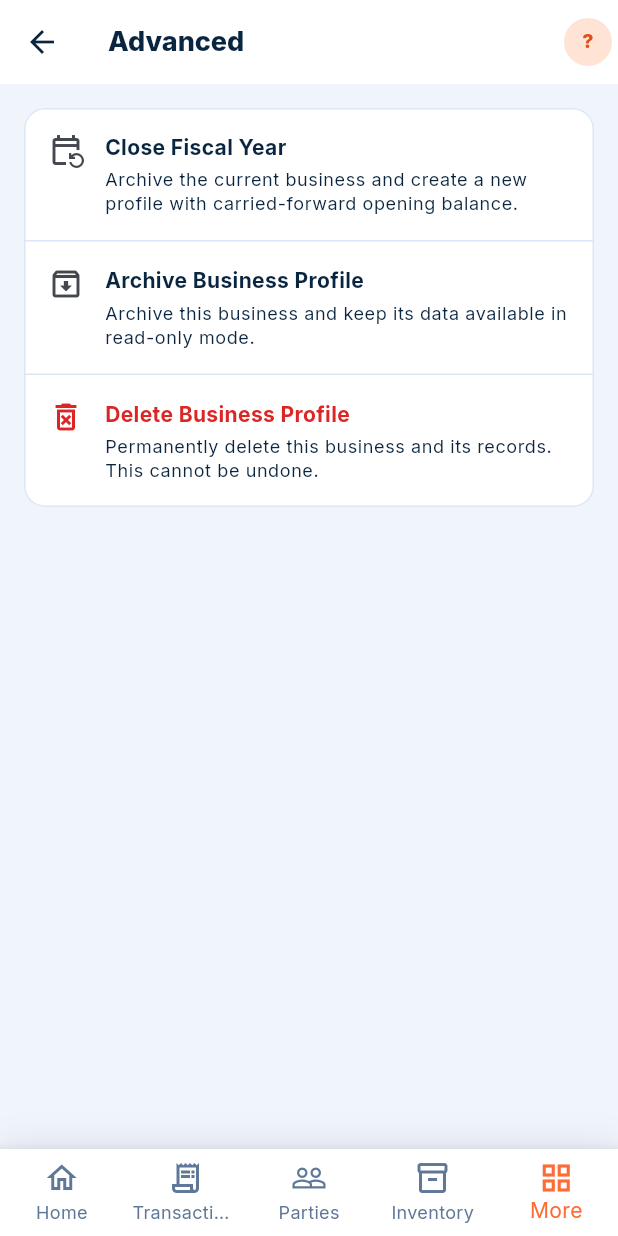
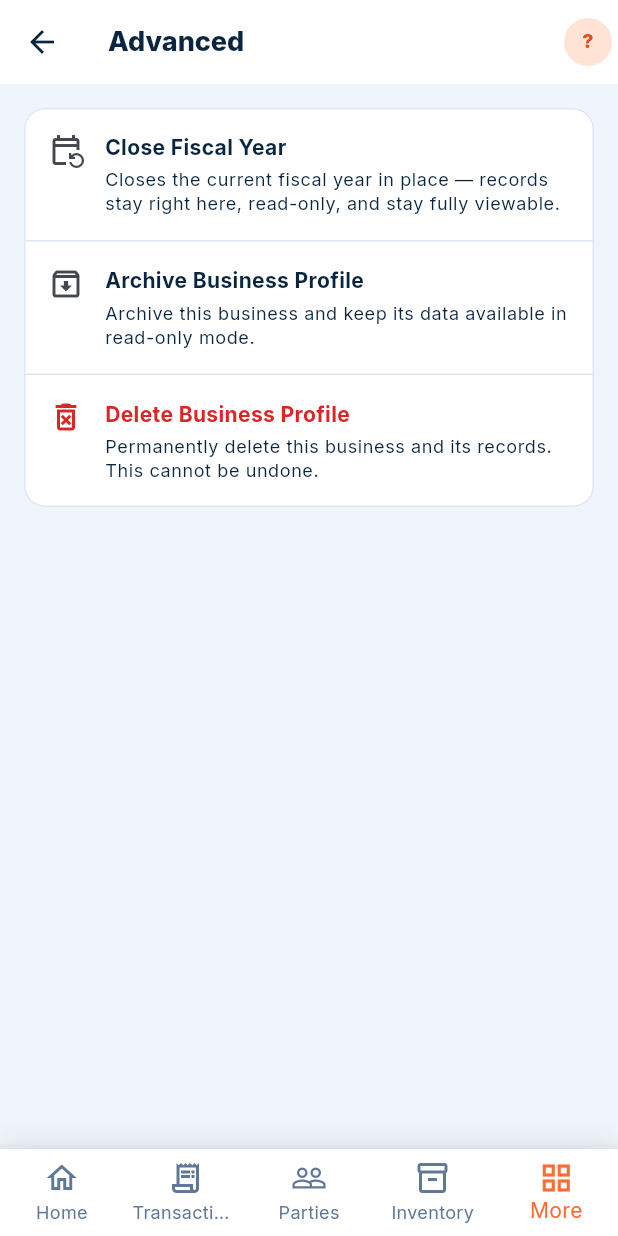
Before and after one commit to bewosai/bewosai, a Flutter app: the SettingsAdvancedScreen screen opened directly, after a tap on "Close Fiscal Year", on a phone screen of 412 x 824 dp. Run offline on Flutter 3.47's test engine with Material 3 defaults, Android fonts, the phone set to English and light mode, and no system bars; our stand-ins replace connectivity_plus, dio, file_picker, fl_chart, flutter_local_notifications, flutter_secure_storage and 11 more; missing offline and left inert: excel, nepali_utils; accounts and stored records are empty.

Commit message:
Show closed fiscal years in mobile Settings > Advanced
Fixed the stale "Close Fiscal Year" tile description too — it still
described the old archive-and-clone behavior even after the earlier
crash fix updated the actual call.

New FiscalYear model + AuthService.fiscalYears()/repository/use case/
provider chain (mirrors closeFiscalYear's layering) hitting the
existing GET .../fiscal-years/ endpoint. Settings > Advanced now lists
past closed periods read-only below the danger-zone actions, so a
closed year stays visible instead of just disappearing from view.
SettingsAdvancedScreen converted from Stateless to Stateful so the list
can be forced to refetch (via a ValueKey bump) right after a successful
close, instead of only updating on next visit.

Locked-record error messages (from the FiscalYearLocked permission
added on the backend) already surface correctly with zero extra work —
ApiException.toApiException already reads response.data['detail'],
which is exactly DRF's permission_denied response shape.

Co-Authored-By: Claude Sonnet 5 <noreply@anthropic.com>

```diff
--- a/app/lib/features/auth/data/repositories/auth_repository_impl.dart
+++ b/app/lib/features/auth/data/repositories/auth_repository_impl.dart
@@ -2,6 +2,7 @@ import 'dart:io';
 
 import '../../domain/repositories/auth_repository.dart';
 import '../models/business_model.dart';
+import '../models/fiscal_year_model.dart';
 import '../models/user_model.dart';
 import '../services/auth_service.dart';
 
@@ -49,4 +50,7 @@ class AuthRepositoryImpl implements AuthRepository {
 
   @override
   Future<String> closeFiscalYear(int id) => _service.closeFiscalYear(id);
+
+  @override
+  Future<List<FiscalYear>> fiscalYears(int id) => _service.fiscalYears(id);
 }
--- a/app/lib/features/auth/domain/repositories/auth_repository.dart
+++ b/app/lib/features/auth/domain/repositories/auth_repository.dart
@@ -1,6 +1,7 @@
 import 'dart:io';
 
 import '../../data/models/business_model.dart';
+import '../../data/models/fiscal_year_model.dart';
 import '../../data/models/user_model.dart';
 import '../../data/services/auth_service.dart';
 
@@ -17,4 +18,5 @@ abstract class AuthRepository {
   Future<Business> updateBusiness(int id, Map<String, dynamic> fields, {File? logo});
   Future<void> deleteBusiness(int id);
   Future<String> closeFiscalYear(int id);
+  Future<List<FiscalYear>> fiscalYears(int id);
 }
--- a/app/lib/features/auth/domain/usecases/business_usecases.dart
+++ b/app/lib/features/auth/domain/usecases/business_usecases.dart
@@ -1,6 +1,7 @@
 import 'dart:io';
 
 import '../../data/models/business_model.dart';
+import '../../data/models/fiscal_year_model.dart';
 import '../../data/repositories/auth_repository_impl.dart';
 import '../repositories/auth_repository.dart';
 
@@ -19,4 +20,6 @@ class BusinessUseCases {
   Future<void> deleteBusiness(int id) => _repository.deleteBusiness(id);
 
   Future<String> closeFiscalYear(int id) => _repository.closeFiscalYear(id);
+
+  Future<List<FiscalYear>> fiscalYears(int id) => _repository.fiscalYears(id);
 }
--- a/app/lib/features/auth/presentation/providers/auth_provider.dart
+++ b/app/lib/features/auth/presentation/providers/auth_provider.dart
@@ -6,6 +6,7 @@ import '../../../../core/constants/app_constants.dart';
 import '../../../../core/network/api_client.dart';
 import '../../../../core/storage/token_storage.dart';
 import '../../data/models/business_model.dart';
+import '../../data/models/fiscal_year_model.dart';
 import '../../data/models/user_model.dart';
 import '../../data/services/auth_service.dart' show VerifyOtpResult;
 import '../../domain/usecases/auth_usecases.dart';
@@ -294,6 +295,17 @@ class AuthProvider extends ChangeNotifier {
         return true;
       });
 
+  /// Past closed fiscal years for the current business — read-only list
+  /// shown in Settings alongside the Close Fiscal Year action.
+  Future<List<FiscalYear>> fiscalYears() async {
+    if (currentBusiness == null) return [];
+    try {
+      return await _businessUseCases.fiscalYears(currentBusiness!.id);
+    } catch (_) {
+      return [];
+    }
+  }
+
   Future<bool> updateProfile({String? name, String? phone}) => _guard(() async {
         user = await _authUseCases.updateProfile(name: name, phone: phone);
         await _storage.saveUser(user!.toJson());
--- a/app/lib/features/settings/presentation/screens/settings_advanced_screen.dart
+++ b/app/lib/features/settings/presentation/screens/settings_advanced_screen.dart
@@ -3,10 +3,20 @@ import 'package:provider/provider.dart';
 
 import '../../../../shared/widgets/app_widgets.dart';
 import '../../../auth/data/models/business_model.dart';
+import '../../../auth/data/models/fiscal_year_model.dart';
 import '../../../auth/presentation/providers/auth_provider.dart';
 
-class SettingsAdvancedScreen extends StatelessWidget {
+class SettingsAdvancedScreen extends StatefulWidget {
   const SettingsAdvancedScreen({super.key});
+
+  @override
+  State<SettingsAdvancedScreen> createState() => _SettingsAdvancedScreenState();
+}
+
+class _SettingsAdvancedScreenState extends State<SettingsAdvancedScreen> {
+  // Bumped after a successful fiscal-year close so _ClosedFiscalYearsSection
+  // (keyed on this) remounts and refetches instead of showing a stale list.
+  int _fiscalYearsRefreshToken = 0;
 
   @override
   Widget build(BuildContext context) {
@@ -30,7 +40,7 @@ class SettingsAdvancedScreen extends StatelessWidget {
                     icon: Icons.event_repeat_outlined,
                     title: 'Close Fiscal Year',
                     description:
-                        'Archive the current business and create a new profile with carried-forward opening balance.',
+                        'Closes the current fiscal year in place — records stay right here, read-only, and stay fully viewable.',
                     onTap: () => _confirmCloseFiscalYear(context, business),
                   ),
                   const Divider(height: 1),
@@ -55,6 +65,8 @@ class SettingsAdvancedScreen extends StatelessWidget {
                 ],
               ),
             ),
+            const SizedBox(height: 20),
+            _ClosedFiscalYearsSection(key: ValueKey(_fiscalYearsRefreshToken)),
           ],
         ),
       ),
@@ -126,6 +138,7 @@ class SettingsAdvancedScreen extends StatelessWidget {
 
     if (ok) {
       showAppSnackBar(context, 'Fiscal year closed successfully');
+      setState(() => _fiscalYearsRefreshToken++);
     } else {
       showAppSnackBar(context, auth.error ?? 'Failed to close fiscal year', isError: true);
     }
@@ -229,3 +242,75 @@ class SettingsAdvancedScreen extends StatelessWidget {
     }
   }
 }
+
+/// Past closed fiscal years for the current business — read-only, so a
+/// closed period stays visible/searchable even though it's no longer
+/// editable. See accounts.FiscalYear on the backend.
+class _ClosedFiscalYearsSection extends StatefulWidget {
+  const _ClosedFiscalYearsSection({super.key});
+
+  @override
+  State<_ClosedFiscalYearsSection> createState() => _ClosedFiscalYearsSectionState();
+}
+
+class _ClosedFiscalYearsSectionState extends State<_ClosedFiscalYearsSection> {
+  List<FiscalYear>? _fiscalYears;
+
+  @override
+  void initState() {
+    super.initState();
+    WidgetsBinding.instance.addPostFrameCallback((_) => _load());
+  }
+
+  Future<void> _load() async {
+    final years = await context.read<AuthProvider>().fiscalYears();
+    if (!mounted) return;
+    setState(() => _fiscalYears = years);
+  }
+
+  @override
+  Widget build(BuildContext context) {
+    if (_fiscalYears == null) {
+      return const Padding(
+        padding: EdgeInsets.symmetric(vertical: 12),
+        child: Center(child: CircularProgressIndicator()),
+      );
+    }
+    if (_fiscalYears!.isEmpty) return const SizedBox.shrink();
+
+    return Column(
+      crossAxisAlignment: CrossAxisAlignment.start,
+      children: [
+        Text('Closed Fiscal Years', style: Theme.of(context).textTheme.titleSmall?.copyWith(fontWeight: FontWeight.w700)),
+        const SizedBox(height: 10),
+        Card(
+          margin: EdgeInsets.zero,
+          child: Column(
+            children: [
+              for (var i = 0; i < _fiscalYears!.length; i++) ...[
+                if (i > 0) const Divider(height: 1),
+                ListTile(
+                  leading: const Icon(Icons.lock_outline, size: 20),
+                  title: Text(_fiscalYears![i].label, style: const TextStyle(fontWeight: FontWeight.w600)),
+                  subtitle: Text(
+                    '${_fmt(_fiscalYears![i].startDate)} — ${_fmt(_fiscalYears![i].endDate)}',
+                  ),
+                  trailing: Container(
+                    padding: const EdgeInsets.symmetric(horizontal: 10, vertical: 4),
+                    decoration: BoxDecoration(
+                      color: Theme.of(context).colorScheme.surfaceContainerHighest,
+                      borderRadius: BorderRadius.circular(20),
+                    ),
+                    child: const Text('Closed 🔒', style: TextStyle(fontSize: 11, fontWeight: FontWeight.w600)),
+                  ),
+                ),
+              ],
+            ],
+          ),
+        ),
+      ],
+    );
+  }
+
+  String _fmt(DateTime? d) => d == null ? '—' : '${d.year}-${d.month.toString().padLeft(2, '0')}-${d.day.toString().padLeft(2, '0')}';
+}
```
Also changed, not shown: app/lib/features/auth/data/models/fiscal_year_model.dart (added, +33 -0 lines), app/lib/features/auth/data/services/auth_service.dart (+15 -0 lines).
